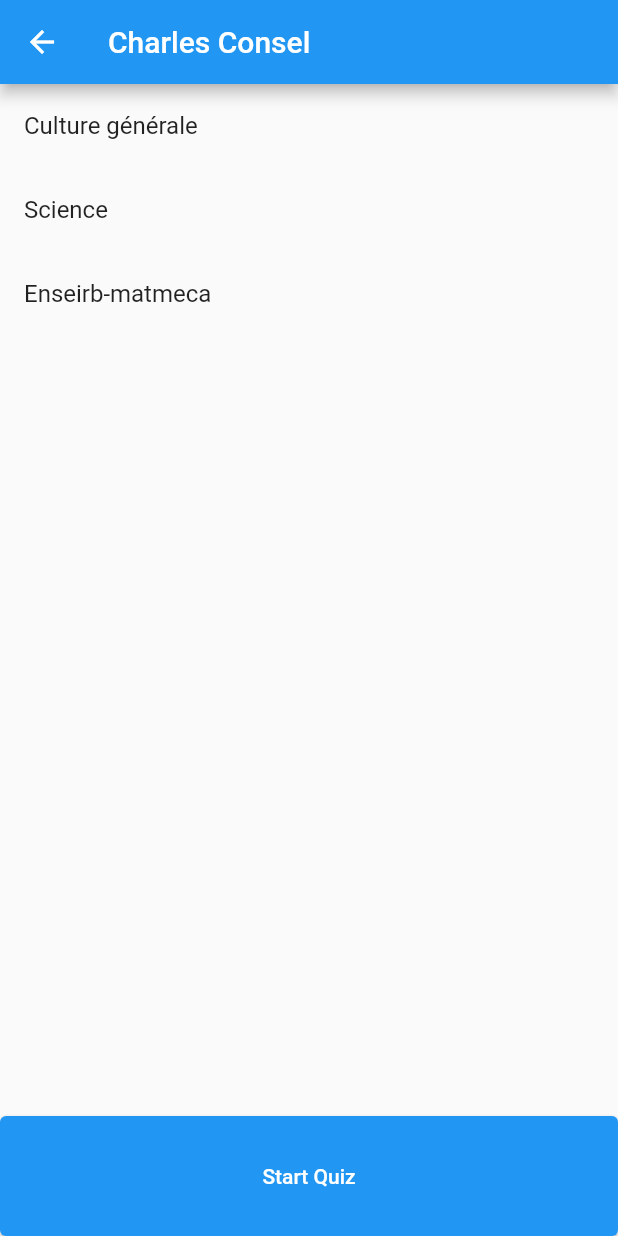
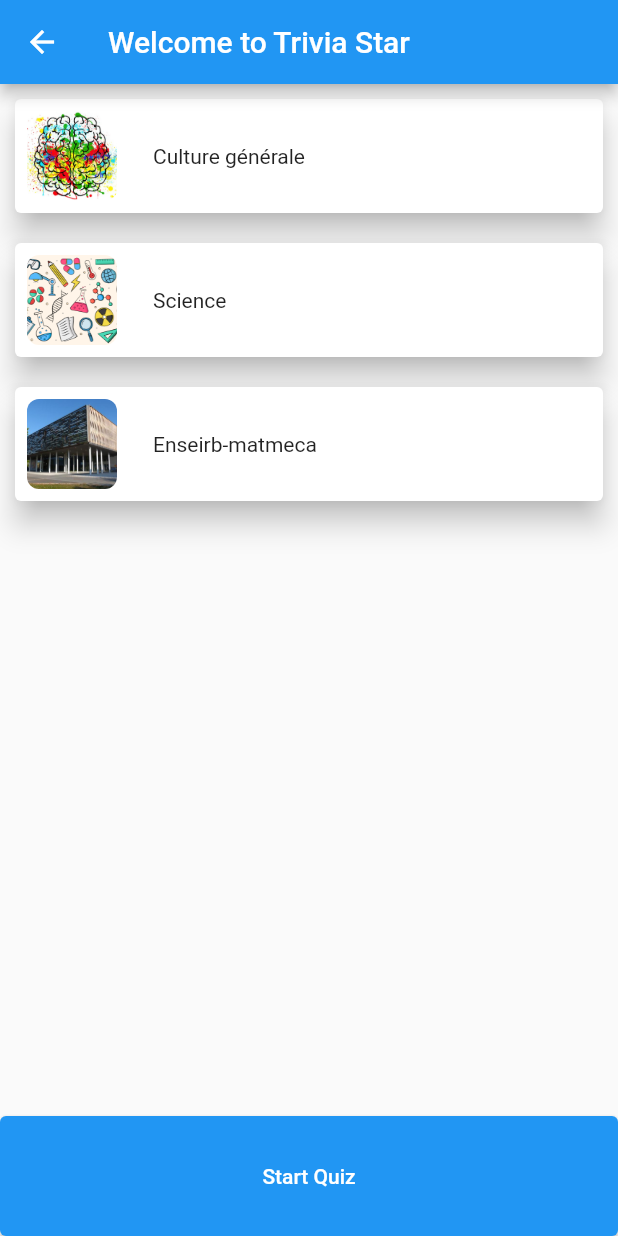
Before and after one commit to hassan-louazri/it363, a Flutter app: the Start screen opened directly, on a phone screen of 412 x 824 dp. Run offline on Flutter 3.47's test engine with Material 2 defaults, Android fonts, the phone set to English and light mode, and no system bars; our stand-ins replace cloud_firestore, firebase_auth, firebase_core, firebase_storage, flutter_rating_bar, google_fonts and 3 more; accounts and stored records are empty; network calls fail.

Commit message:
another one

```diff
--- a/lib/start.dart
+++ b/lib/start.dart
@@ -17,6 +17,7 @@ class _LoadJsonState extends State<Start> {
   List items = [];
   int selectedItem = -1;
   List categories = ["Culture générale", "Science", "Enseirb-matmeca"];
+  List imgs = ["culture_generale.png", "science.jpeg", "enseirb_matmeca.jpg"];
   final FirebaseAuth auth = FirebaseAuth.instance;
 
   var logger = Logger();
@@ -54,26 +55,54 @@ class _LoadJsonState extends State<Start> {
   @override
   Widget build(BuildContext context) {
     String? uid = getUser();
-
     return Scaffold(
-        appBar: AppBar(title: const Text("Charles Consel")),
+        appBar: AppBar(title: const Text("Welcome to Trivia Star")),
         body: ListView.builder(
-          itemCount: 3,
-          itemBuilder: (BuildContext context, int index) {
-            return Container(
-                color: selectedItem == index
-                    ? Colors.blueAccent.withOpacity(0.5)
-                    : Colors.transparent,
-                child: ListTile(
-                  title: Text("${categories[index]}"),
+            itemCount: categories.length,
+            itemBuilder: (BuildContext context, int index) => GestureDetector(
                   onTap: () {
                     setState(() {
                       selectedItem = selectedItem == index ? -1 : index;
                     });
                   },
-                ));
-          },
-        ),
+                  child: Card(
+                    margin: const EdgeInsets.all(10.0),
+                    elevation: 8,
+                    child: Container(
+                      width: double.infinity,
+                      decoration: BoxDecoration(
+                          color: index == selectedItem
+                              ? Colors.blue
+                              : Colors.white,
+                          borderRadius: BorderRadius.circular(8)),
+                      padding: const EdgeInsets.symmetric(
+                          horizontal: 8.0, vertical: 8.0),
+                      child: Row(
+                        children: [
+                          SizedBox(
+                            width: 60,
+                            height: 60,
+                            child: ClipRRect(
+                              borderRadius: BorderRadius.circular(8),
+                              child: Image.asset(
+                                'assets/${imgs[index]}',
+                                width: 70,
+                                height: 70,
+                                fit: BoxFit.cover,
+                              ),
+                            ),
+                          ),
+                          const SizedBox(width: 24),
+                          Column(
+                            children: [
+                              Text("${categories[index]}"),
+                            ],
+                          )
+                        ],
+                      ),
+                    ),
+                  ),
+                )),
         bottomSheet: SizedBox(
           width: MediaQuery.of(context).size.width,
           height: 80,
```
Also changed, not shown: lib/home.dart (+119 -98 lines), lib/profile.dart (+5 -2 lines), pubspec.yaml (+6 -3 lines), assets/culture_generale.png (added), assets/enseirb_matmeca.jpg (added), assets/science.jpeg (added), pubspec.lock, 1 other file.
